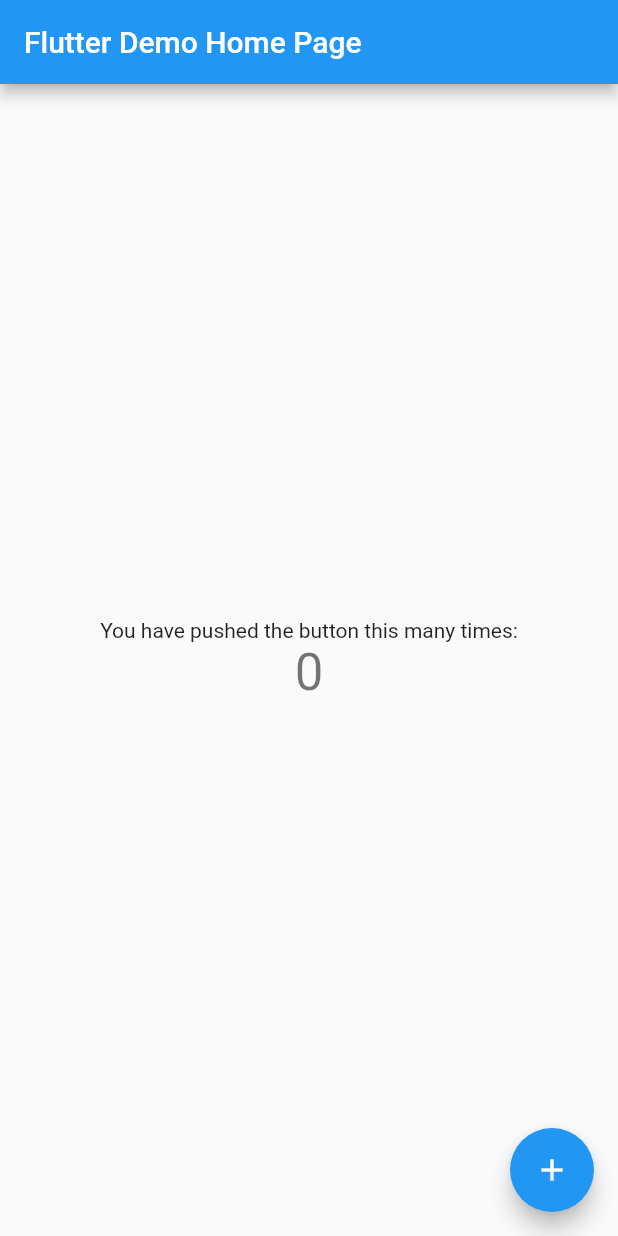
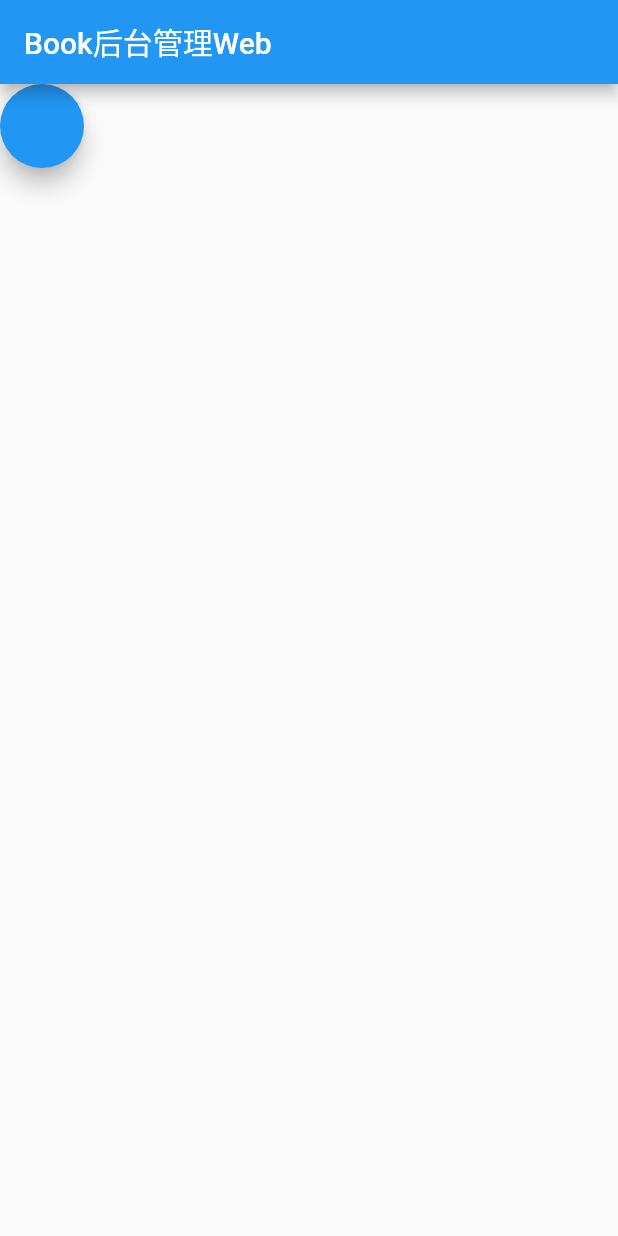
Before and after one commit to CNAD666/book_manage, a Flutter app: the screen it shows after launch, on a phone screen of 412 x 824 dp. Run offline on Flutter 3.47's test engine with Material 2 defaults, Android fonts, the light colour scheme and no system bars; our stand-ins replace dio.

Commit message:
测试接口访问

```diff
--- a/lib/main.dart
+++ b/lib/main.dart
@@ -1,117 +1,29 @@
+
+
+import 'package:dio/dio.dart';
 import 'package:flutter/material.dart';
 
 void main() {
-  runApp(MyApp());
+  runApp(createApp());
 }
 
-class MyApp extends StatelessWidget {
-  // This widget is the root of your application.
-  @override
-  Widget build(BuildContext context) {
-    return MaterialApp(
-      title: 'Flutter Demo',
-      theme: ThemeData(
-        // This is the theme of your application.
-        //
-        // Try running your application with "flutter run". You'll see the
-        // application has a blue toolbar. Then, without quitting the app, try
-        // changing the primarySwatch below to Colors.green and then invoke
-        // "hot reload" (press "r" in the console where you ran "flutter run",
-        // or simply save your changes to "hot reload" in a Flutter IDE).
-        // Notice that the counter didn't reset back to zero; the application
-        // is not restarted.
-        primarySwatch: Colors.blue,
-        // This makes the visual density adapt to the platform that you run
-        // the app on. For desktop platforms, the controls will be smaller and
-        // closer together (more dense) than on mobile platforms.
-        visualDensity: VisualDensity.adaptivePlatformDensity,
+Widget createApp() {
+  return MaterialApp(
+    title: 'FishDemo',
+    theme: ThemeData(
+      primarySwatch: Colors.blue,
+    ),
+    home: Scaffold(
+      appBar: AppBar(title: Text("Book后台管理Web"),),
+      body: InkWell(
+        child: FloatingActionButton(),
+        onTap: getUserInfo,
       ),
-      home: MyHomePage(title: 'Flutter Demo Home Page'),
-    );
-  }
+    )
+  );
 }
 
-class MyHomePage extends StatefulWidget {
-  MyHomePage({Key key, this.title}) : super(key: key);
-
-  // This widget is the home page of your application. It is stateful, meaning
-  // that it has a State object (defined below) that contains fields that affect
-  // how it looks.
-
-  // This class is the configuration for the state. It holds the values (in this
-  // case the title) provided by the parent (in this case the App widget) and
-  // used by the build method of the State. Fields in a Widget subclass are
-  // always marked "final".
-
-  final String title;
-
-  @override
-  _MyHomePageState createState() => _MyHomePageState();
+void getUserInfo() async{
+  var userInfo = await Dio().get("http://localhost:8080/user/queryUserInfo");
+  print(userInfo.data);
 }
-
-class _MyHomePageState extends State<MyHomePage> {
-  int _counter = 0;
-
-  void _incrementCounter() {
-    setState(() {
-      // This call to setState tells the Flutter framework that something has
-      // changed in this State, which causes it to rerun the build method below
-      // so that the display can reflect the updated values. If we changed
-      // _counter without calling setState(), then the build method would not be
-      // called again, and so nothing would appear to happen.
-      _counter++;
-    });
-  }
-
-  @override
-  Widget build(BuildContext context) {
-    // This method is rerun every time setState is called, for instance as done
-    // by the _incrementCounter method above.
-    //
-    // The Flutter framework has been optimized to make rerunning build methods
-    // fast, so that you can just rebuild anything that needs updating rather
-    // than having to individually change instances of widgets.
-    return Scaffold(
-      appBar: AppBar(
-        // Here we take the value from the MyHomePage object that was created by
-        // the App.build method, and use it to set our appbar title.
-        title: Text(widget.title),
-      ),
-      body: Center(
-        // Center is a layout widget. It takes a single child and positions it
-        // in the middle of the parent.
-        child: Column(
-          // Column is also a layout widget. It takes a list of children and
-          // arranges them vertically. By default, it sizes itself to fit its
-          // children horizontally, and tries to be as tall as its parent.
-          //
-          // Invoke "debug painting" (press "p" in the console, choose the
-          // "Toggle Debug Paint" action from the Flutter Inspector in Android
-          // Studio, or the "Toggle Debug Paint" command in Visual Studio Code)
-          // to see the wireframe for each widget.
-          //
-          // Column has various properties to control how it sizes itself and
-          // how it positions its children. Here we use mainAxisAlignment to
-          // center the children vertically; the main axis here is the vertical
-          // axis because Columns are vertical (the cross axis would be
-          // horizontal).
-          mainAxisAlignment: MainAxisAlignment.center,
-          children: <Widget>[
-            Text(
-              'You have pushed the button this many times:',
-            ),
-            Text(
-              '$_counter',
-              style: Theme.of(context).textTheme.headline4,
-            ),
-          ],
-        ),
-      ),
-      floatingActionButton: FloatingActionButton(
-        onPressed: _incrementCounter,
-        tooltip: 'Increment',
-        child: Icon(Icons.add),
-      ), // This trailing comma makes auto-formatting nicer for build methods.
-    );
-  }
-}
--- a/pubspec.yaml
+++ b/pubspec.yaml
@@ -24,10 +24,11 @@
   flutter:
     sdk: flutter
 
-
   # The following adds the Cupertino Icons font to your application.
   # Use with the CupertinoIcons class for iOS style icons.
   cupertino_icons: ^0.1.3
+  dio: ^3.0.9    #网络请求框架
+
 
 dev_dependencies:
   flutter_test:
```
Also changed, not shown: pubspec.lock, 1 other file.
